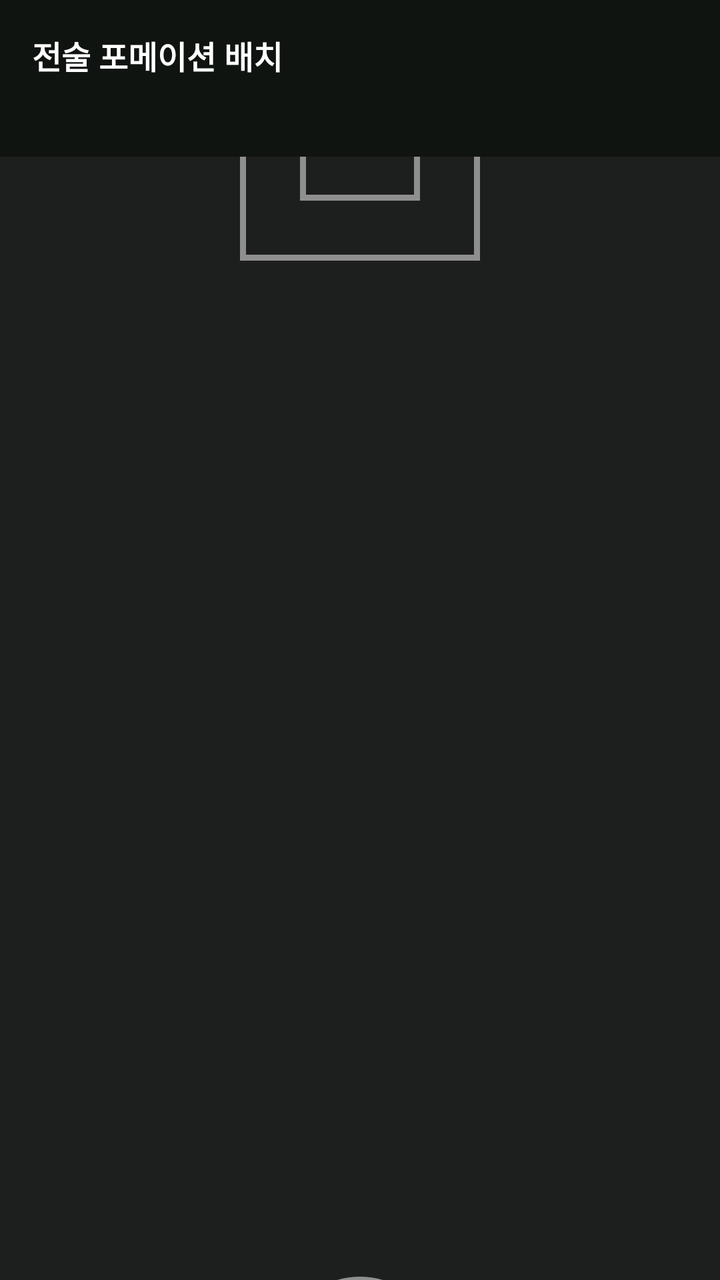
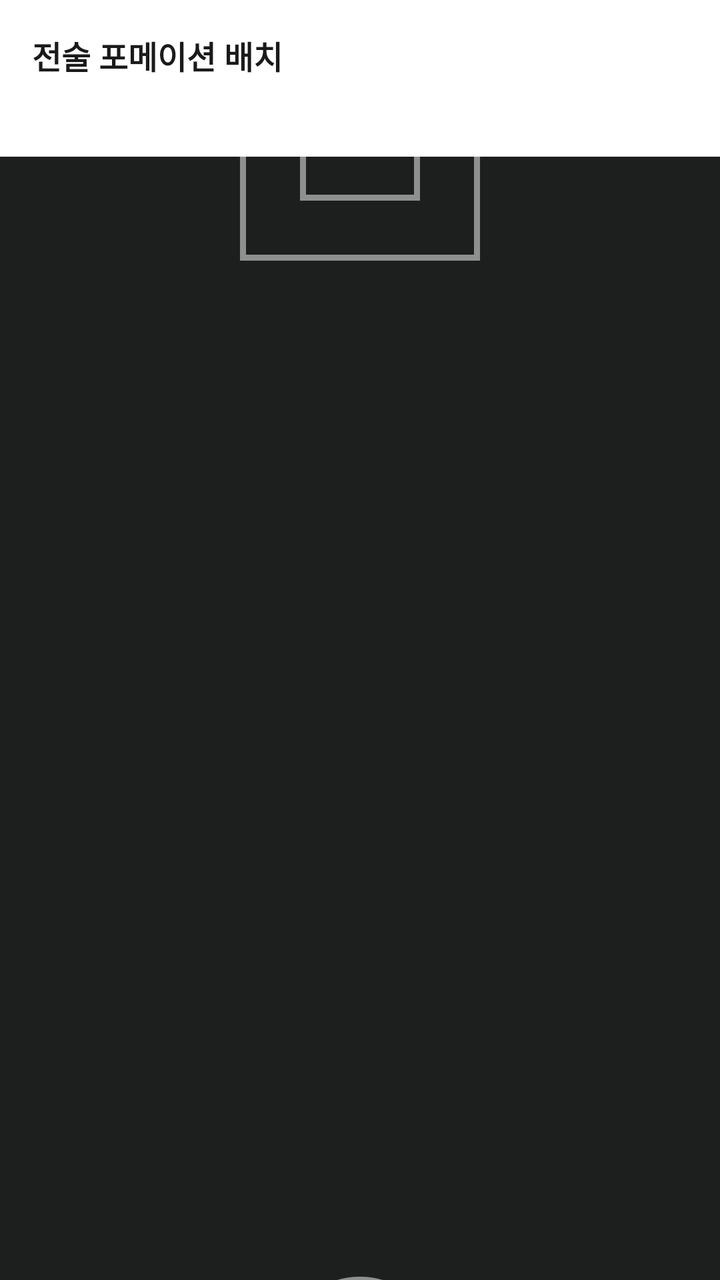

The first picture is an Android layout as it rendered before a commit; the second is the same layout after the commit. The layout source and the unified diff follow.
<!-- AndroidManifest.xml: application theme Theme.MyApplication -->
<!-- res/layout/fragment_lineup.xml -->
<?xml version="1.0" encoding="utf-8"?>
<layout xmlns:android="http://schemas.android.com/apk/res/android"
    xmlns:app="http://schemas.android.com/apk/res-auto">

    <androidx.core.widget.NestedScrollView
        android:layout_width="match_parent"
        android:layout_height="match_parent"
        android:background="#101411">

        <LinearLayout
            android:layout_width="match_parent"
            android:layout_height="wrap_content"
            android:orientation="vertical">

            
            <RelativeLayout
                android:layout_width="match_parent"
                android:layout_height="wrap_content"
                android:padding="16dp">

                <TextView
                    android:id="@+id/tvTargetTeamName"
                    android:layout_width="wrap_content"
                    android:layout_height="wrap_content"
                    android:textColor="#FFFFFF"
                    android:textSize="16sp"
                    android:textStyle="bold"
                    android:text="전술 포메이션 배치" />

                <TextView
                    android:id="@+id/tvFormation"
                    android:layout_width="wrap_content"
                    android:layout_height="wrap_content"
                    android:layout_below="@id/tvTargetTeamName"
                    android:layout_marginTop="4dp"
                    android:textColor="#888888"
                    android:textSize="14sp" />
            </RelativeLayout>

            
            <androidx.constraintlayout.widget.ConstraintLayout
                android:id="@+id/pitchContainer"
                android:layout_width="match_parent"
                android:layout_height="1200dp"
                android:layout_marginBottom="24dp"
                android:background="@drawable/bg_pitch"
                android:paddingVertical="16dp">
            </androidx.constraintlayout.widget.ConstraintLayout>

            
            <TextView
                android:layout_width="wrap_content"
                android:layout_height="wrap_content"
                android:text="감독 명단"
                android:textColor="#FFFFFF"
                android:textSize="18sp"
                android:textStyle="bold"
                android:layout_marginStart="16dp"
                android:layout_marginBottom="8dp"/>

            <LinearLayout
                android:layout_width="match_parent"
                android:layout_height="wrap_content"
                android:layout_marginHorizontal="16dp"
                android:background="#1A1F1B"
                android:orientation="horizontal"
                android:padding="16dp">

                
                <LinearLayout
                    android:layout_width="0dp"
                    android:layout_height="wrap_content"
                    android:layout_weight="1"
                    android:orientation="vertical"
                    android:gravity="center">
                    <ImageView
                        android:id="@+id/ivHomeCoachPhoto"
                        android:layout_width="55dp"
                        android:layout_height="55dp" />
                    <TextView
                        android:id="@+id/tvHomeCoach"
                        android:layout_width="wrap_content"
                        android:layout_height="wrap_content"
                        android:layout_marginTop="8dp"
                        android:text="홈팀 감독"
                        android:textColor="#20E07A"
                        android:textStyle="bold" />
                </LinearLayout>

                
                <LinearLayout
                    android:layout_width="0dp"
                    android:layout_height="wrap_content"
                    android:layout_weight="1"
                    android:orientation="vertical"
                    android:gravity="center">
                    <ImageView
                        android:id="@+id/ivAwayCoachPhoto"
                        android:layout_width="55dp"
                        android:layout_height="55dp" />
                    <TextView
                        android:id="@+id/tvAwayCoach"
                        android:layout_width="wrap_content"
                        android:layout_height="wrap_content"
                        android:layout_marginTop="8dp"
                        android:text="원정팀 감독"
                        android:textColor="#FF4D4D"
                        android:textStyle="bold" />
                </LinearLayout>
            </LinearLayout>

            <TextView
                android:layout_width="wrap_content"
                android:layout_height="wrap_content"
                android:text="교체 명단"
                android:textColor="#FFFFFF"
                android:textSize="18sp"
                android:textStyle="bold"
                android:layout_marginStart="16dp"
                android:layout_marginTop="24dp"
                android:layout_marginBottom="16dp"/>

            <LinearLayout
                android:id="@+id/substitutesContainer"
                android:layout_width="match_parent"
                android:layout_height="wrap_content"
                android:layout_marginHorizontal="16dp"
                android:layout_marginTop="4dp"
                android:layout_marginBottom="32dp"
                android:orientation="vertical">
            </LinearLayout>

        </LinearLayout>
    </androidx.core.widget.NestedScrollView>
</layout>
<!-- resources referenced by this layout -->
<resources>
  <!-- drawable bg_pitch (drawable) -->
  <?xml version="1.0" encoding="utf-8"?>
  <layer-list xmlns:android="http://schemas.android.com/apk/res/android">
  
      <item>
          <shape android:shape="rectangle">
              <solid android:color="#1C1F1D" />
          </shape>
      </item>
  
      <item
          android:height="3dp"
          android:gravity="center">
          <shape android:shape="rectangle">
              <solid android:color="#80FFFFFF" />
          </shape>
      </item>
  
      <item
          android:width="80dp"
          android:height="80dp"
          android:gravity="center">
          <shape android:shape="oval">
              <stroke android:width="3dp" android:color="#80FFFFFF" />
          </shape>
      </item>
  
      <item
          android:top="-3dp"
          android:width="60dp"
          android:height="25dp"
          android:gravity="top|center_horizontal">
          <shape android:shape="rectangle">
              <stroke android:width="3dp" android:color="#80FFFFFF" />
          </shape>
      </item>
  
      <item
          android:top="-3dp"
          android:width="120dp"
          android:height="55dp"
          android:gravity="top|center_horizontal">
          <shape android:shape="rectangle">
              <stroke android:width="3dp" android:color="#80FFFFFF" />
          </shape>
      </item>
  
      <item
          android:bottom="-3dp"
          android:width="60dp"
          android:height="25dp"
          android:gravity="bottom|center_horizontal">
          <shape android:shape="rectangle">
              <stroke android:width="3dp" android:color="#80FFFFFF" />
          </shape>
      </item>
  
      <item
          android:bottom="-3dp"
          android:width="120dp"
          android:height="55dp"
          android:gravity="bottom|center_horizontal">
          <shape android:shape="rectangle">
              <stroke android:width="3dp" android:color="#80FFFFFF" />
          </shape>
      </item>
  
  </layer-list>
  <style name="Theme.MyApplication" parent="Base.Theme.MyApplication" />
  <style name="Base.Theme.MyApplication" parent="Theme.Material3.DayNight.NoActionBar">
          
          
      </style>
</resources>

<!-- the commit's change to res/layout/fragment_lineup.xml (unified diff, before → after) -->
@@ -5,7 +5,7 @@
     <androidx.core.widget.NestedScrollView
         android:layout_width="match_parent"
         android:layout_height="match_parent"
-        android:background="#101411">
+        android:background="@color/bg">
 
         <LinearLayout
             android:layout_width="match_parent"
@@ -22,7 +22,7 @@
                     android:id="@+id/tvTargetTeamName"
                     android:layout_width="wrap_content"
                     android:layout_height="wrap_content"
-                    android:textColor="#FFFFFF"
+                    android:textColor="@color/text_primary"
                     android:textSize="16sp"
                     android:textStyle="bold"
                     android:text="전술 포메이션 배치" />
@@ -33,7 +33,7 @@
                     android:layout_height="wrap_content"
                     android:layout_below="@id/tvTargetTeamName"
                     android:layout_marginTop="4dp"
-                    android:textColor="#888888"
+                    android:textColor="@color/text_secondary"
                     android:textSize="14sp" />
             </RelativeLayout>
 
@@ -52,7 +52,7 @@
                 android:layout_width="wrap_content"
                 android:layout_height="wrap_content"
                 android:text="감독 명단"
-                android:textColor="#FFFFFF"
+                android:textColor="@color/text_primary"
                 android:textSize="18sp"
                 android:textStyle="bold"
                 android:layout_marginStart="16dp"
@@ -62,7 +62,7 @@
                 android:layout_width="match_parent"
                 android:layout_height="wrap_content"
                 android:layout_marginHorizontal="16dp"
-                android:background="#1A1F1B"
+                android:background="@color/surface"
                 android:orientation="horizontal"
                 android:padding="16dp">
 
@@ -83,7 +83,7 @@
                         android:layout_height="wrap_content"
                         android:layout_marginTop="8dp"
                         android:text="홈팀 감독"
-                        android:textColor="#20E07A"
+                        android:textColor="@color/accent"
                         android:textStyle="bold" />
                 </LinearLayout>
 
@@ -104,7 +104,7 @@
                         android:layout_height="wrap_content"
                         android:layout_marginTop="8dp"
                         android:text="원정팀 감독"
-                        android:textColor="#FF4D4D"
+                        android:textColor="@color/info"
                         android:textStyle="bold" />
                 </LinearLayout>
             </LinearLayout>
@@ -113,7 +113,7 @@
                 android:layout_width="wrap_content"
                 android:layout_height="wrap_content"
                 android:text="교체 명단"
-                android:textColor="#FFFFFF"
+                android:textColor="@color/text_primary"
                 android:textSize="18sp"
                 android:textStyle="bold"
                 android:layout_marginStart="16dp"
<!-- resource entries referenced after the edit -->
@@ -1,5 +1,11 @@
 <!-- resources referenced by this layout -->
 <resources>
+  <color name="accent">#F2711C</color>
+  <color name="bg">#FFFFFF</color>
+  <color name="info">#2563EB</color>
+  <color name="surface">#F4F5F7</color>
+  <color name="text_primary">#1A1A1A</color>
+  <color name="text_secondary">#6B7280</color>
   <!-- drawable bg_pitch (drawable) -->
   <?xml version="1.0" encoding="utf-8"?>
   <layer-list xmlns:android="http://schemas.android.com/apk/res/android">
@@ -69,9 +75,15 @@
   
   </layer-list>
   <style name="Theme.MyApplication" parent="Base.Theme.MyApplication" />
-  <style name="Base.Theme.MyApplication" parent="Theme.Material3.DayNight.NoActionBar">
-          
-          
+  <style name="Base.Theme.MyApplication" parent="Theme.Material3.Light.NoActionBar">
+          <item name="colorPrimary">@color/accent</item>
+          <item name="colorOnPrimary">@color/on_accent</item>
+          <item name="android:windowBackground">@color/bg</item>
+          <item name="android:statusBarColor">@color/bg</item>
+          <item name="android:navigationBarColor">@color/bg</item>
+          <item name="android:windowLightStatusBar">true</item>
+          <item name="android:windowLightNavigationBar" tools:targetApi="o_mr1">true</item>
       </style>
+  <color name="on_accent">#FFFFFF</color>
 </resources>
 
